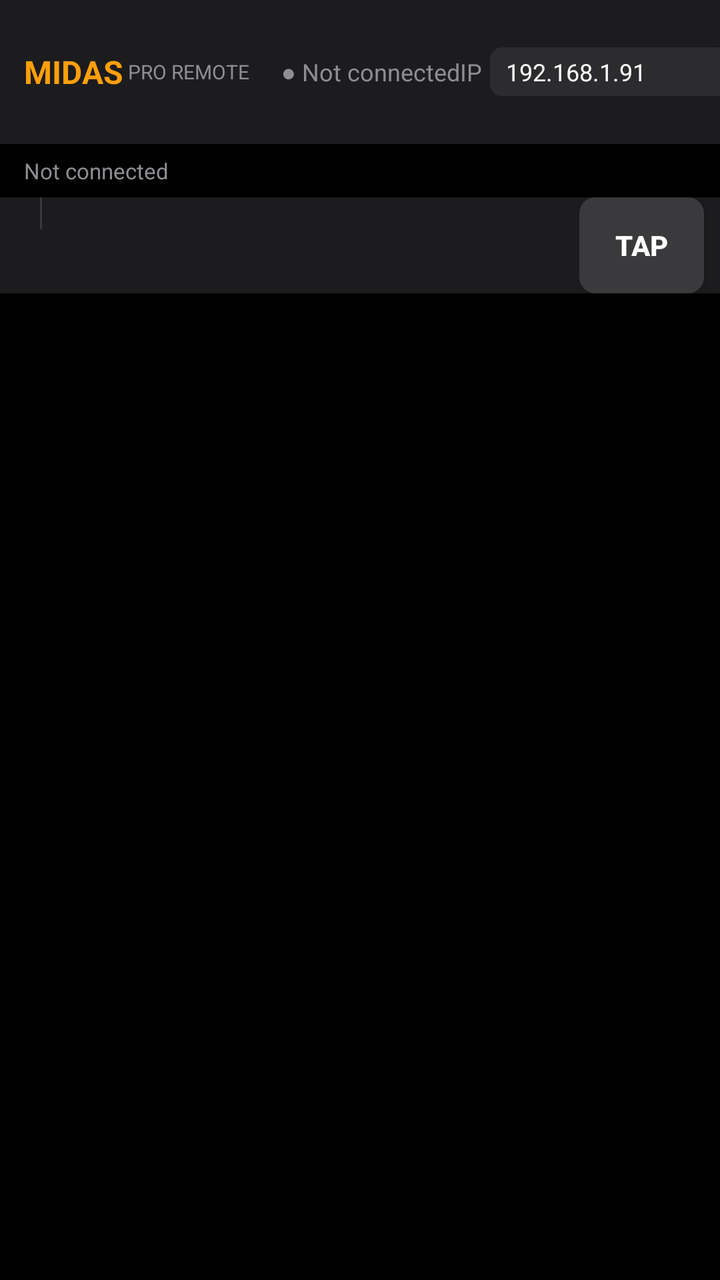
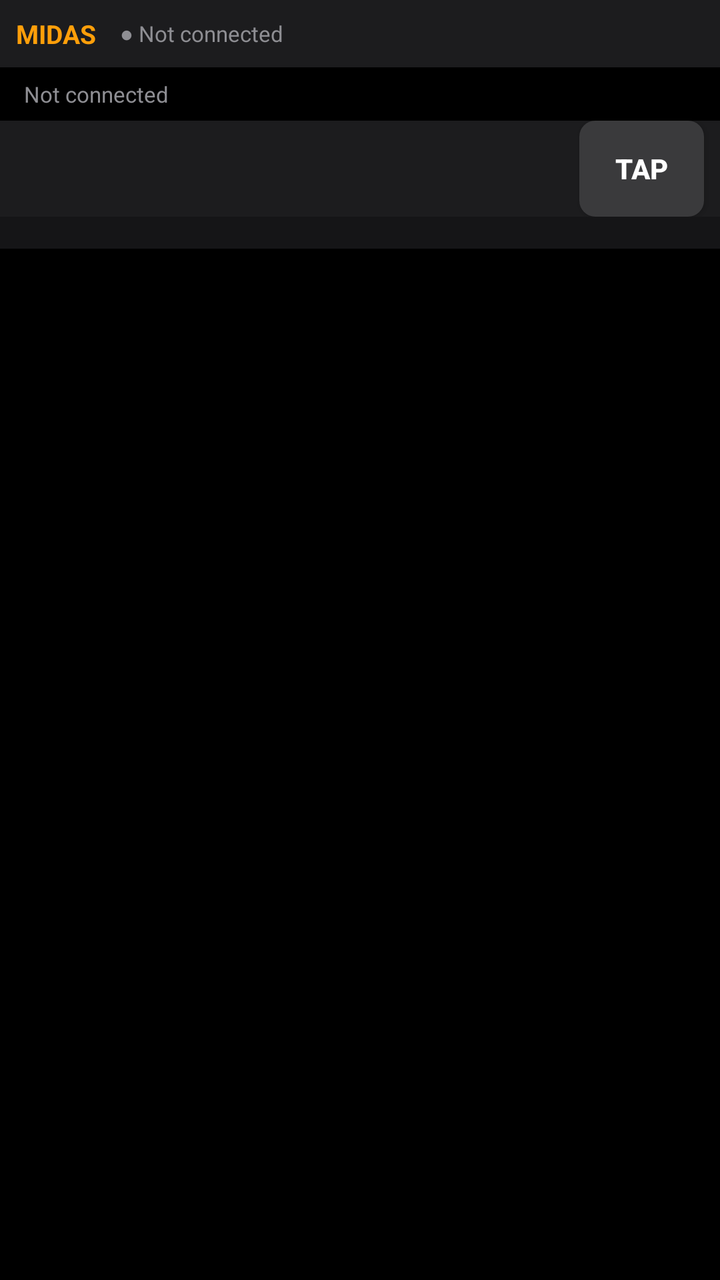

Screens rendered from an Android XML layout before and after an edit, with the pre-edit source and the edit as a unified diff.
<!-- AndroidManifest.xml: application theme Theme.AppCompat.DayNight -->
<!-- res/layout/activity_main.xml -->
<?xml version="1.0" encoding="utf-8"?>
<FrameLayout xmlns:android="http://schemas.android.com/apk/res/android"
    android:layout_width="match_parent"
    android:layout_height="match_parent"
    android:fitsSystemWindows="true">

<LinearLayout
    android:layout_width="match_parent"
    android:layout_height="match_parent"
    android:orientation="vertical"
    android:background="#000000">

    
    <HorizontalScrollView
        android:layout_width="match_parent"
        android:layout_height="wrap_content"
        android:scrollbars="none">

    <LinearLayout
        android:layout_width="wrap_content"
        android:layout_height="wrap_content"
        android:orientation="horizontal"
        android:background="#1c1c1e"
        android:padding="@dimen/top_bar_padding"
        android:gravity="center_vertical">

        <TextView
            android:layout_width="wrap_content"
            android:layout_height="wrap_content"
            android:text="MIDAS"
            android:textColor="#ff9f0a"
            android:textStyle="bold"
            android:textSize="16sp" />

        <TextView
            android:layout_width="wrap_content"
            android:layout_height="wrap_content"
            android:text=" PRO REMOTE"
            android:textColor="#8e8e93"
            android:textSize="10sp"
            android:layout_marginEnd="16dp" />

        <TextView
            android:id="@+id/textConnectionStatus"
            android:layout_width="wrap_content"
            android:layout_height="wrap_content"
            android:text="● Not connected"
            android:textColor="#8e8e93"
            android:textSize="12sp"
            android:layout_weight="1" />

        
        <Button
            android:id="@+id/btnChangeConnection"
            android:layout_width="wrap_content"
            android:layout_height="wrap_content"
            android:background="@drawable/console_button_background"
            android:text="Change"
            android:textSize="11sp"
            android:backgroundTint="#3a3a3c"
            android:textColor="#ffffff"
            android:visibility="gone" />

        <LinearLayout
            android:id="@+id/containerConnectForm"
            android:layout_width="wrap_content"
            android:layout_height="wrap_content"
            android:orientation="horizontal"
            android:gravity="center_vertical">

        <TextView
            android:layout_width="wrap_content"
            android:layout_height="wrap_content"
            android:text="IP"
            android:textColor="#8e8e93"
            android:textSize="12sp"
            android:layout_marginEnd="4dp" />

        <EditText
            android:id="@+id/editHost"
            android:layout_width="120dp"
            android:layout_height="wrap_content"
            android:background="@drawable/console_input_background"
            android:paddingStart="8dp"
            android:paddingEnd="8dp"
            android:paddingTop="4dp"
            android:paddingBottom="4dp"
            android:inputType="text"
            android:text="192.168.1.91"
            android:textColor="#ffffff"
            android:textSize="12sp" />

        <TextView
            android:layout_width="wrap_content"
            android:layout_height="wrap_content"
            android:text="Port"
            android:textColor="#8e8e93"
            android:textSize="12sp"
            android:layout_marginStart="12dp"
            android:layout_marginEnd="4dp" />

        <EditText
            android:id="@+id/editPort"
            android:layout_width="60dp"
            android:layout_height="wrap_content"
            android:background="@drawable/console_input_background"
            android:paddingStart="8dp"
            android:paddingEnd="8dp"
            android:paddingTop="4dp"
            android:paddingBottom="4dp"
            android:inputType="number"
            android:text="10000"
            android:textColor="#ffffff"
            android:textSize="12sp" />

        <Button
            android:id="@+id/btnConnect"
            android:layout_width="wrap_content"
            android:layout_height="wrap_content"
            android:layout_marginStart="12dp"
            android:background="@drawable/console_button_background"
            android:text="Connect"
            android:backgroundTint="#ff9f0a"
            android:textColor="#000000" />
        </LinearLayout>
    </LinearLayout>

    </HorizontalScrollView>

    <TextView
        android:id="@+id/textStatus"
        android:layout_width="match_parent"
        android:layout_height="wrap_content"
        android:background="#000000"
        android:paddingStart="12dp"
        android:paddingEnd="12dp"
        android:paddingTop="@dimen/status_text_v_padding"
        android:paddingBottom="@dimen/status_text_v_padding"
        android:text="Not connected"
        android:textColor="#8e8e93"
        android:textSize="11sp" />

    
    <LinearLayout
        android:layout_width="match_parent"
        android:layout_height="wrap_content"
        android:orientation="horizontal"
        android:background="#1c1c1e">

        <HorizontalScrollView
            android:layout_width="0dp"
            android:layout_height="wrap_content"
            android:layout_weight="1"
            android:scrollbars="none">

            <LinearLayout
                android:layout_width="wrap_content"
                android:layout_height="wrap_content"
                android:orientation="horizontal"
                android:gravity="center_vertical">

                <LinearLayout
                    android:id="@+id/modeButtonsRow"
                    android:layout_width="wrap_content"
                    android:layout_height="wrap_content"
                    android:orientation="horizontal"
                    android:padding="@dimen/bank_row_padding" />

                <LinearLayout
                    android:id="@+id/bankButtonsScroll"
                    android:layout_width="wrap_content"
                    android:layout_height="match_parent"
                    android:orientation="horizontal"
                    android:gravity="center_vertical">

                    <View
                        android:layout_width="1dp"
                        android:layout_height="20dp"
                        android:layout_marginStart="4dp"
                        android:layout_marginEnd="4dp"
                        android:background="#3a3a3c" />

                    <LinearLayout
                        android:id="@+id/bankButtonsRow"
                        android:layout_width="wrap_content"
                        android:layout_height="wrap_content"
                        android:orientation="horizontal"
                        android:padding="@dimen/bank_row_padding" />
                </LinearLayout>
            </LinearLayout>
        </HorizontalScrollView>

        <Button
            android:id="@+id/btnGlobalTap"
            android:layout_width="wrap_content"
            android:layout_height="wrap_content"
            android:layout_marginEnd="8dp"
            android:layout_gravity="center_vertical"
            android:background="@drawable/console_button_background"
            android:minWidth="0dp"
            android:paddingStart="18dp"
            android:paddingEnd="18dp"
            android:text="TAP"
            android:textStyle="bold"
            android:textColor="#ffffff"
            android:backgroundTint="#3a3a3c" />
    </LinearLayout>

    <HorizontalScrollView
        android:layout_width="match_parent"
        android:layout_height="0dp"
        android:layout_weight="1"
        android:background="#000000">

        <FrameLayout
            android:layout_width="wrap_content"
            android:layout_height="match_parent">

            <LinearLayout
                android:id="@+id/containerChannels"
                android:layout_width="wrap_content"
                android:layout_height="match_parent"
                android:orientation="horizontal"
                android:paddingStart="4dp"
                android:paddingEnd="4dp" />

            
            <LinearLayout
                android:id="@+id/containerMaster"
                android:layout_width="wrap_content"
                android:layout_height="match_parent"
                android:orientation="horizontal"
                android:paddingStart="4dp"
                android:paddingEnd="4dp"
                android:visibility="gone" />

            
            <LinearLayout
                android:id="@+id/containerAux"
                android:layout_width="wrap_content"
                android:layout_height="match_parent"
                android:orientation="horizontal"
                android:paddingStart="4dp"
                android:paddingEnd="4dp"
                android:visibility="gone" />

            
            <LinearLayout
                android:id="@+id/containerAuxBus"
                android:layout_width="wrap_content"
                android:layout_height="match_parent"
                android:orientation="horizontal"
                android:paddingStart="4dp"
                android:paddingEnd="4dp"
                android:visibility="gone" />

            
            <LinearLayout
                android:id="@+id/containerVca"
                android:layout_width="wrap_content"
                android:layout_height="match_parent"
                android:orientation="horizontal"
                android:paddingStart="4dp"
                android:paddingEnd="4dp"
                android:visibility="gone" />

            
            <LinearLayout
                android:id="@+id/containerMainOuts"
                android:layout_width="wrap_content"
                android:layout_height="match_parent"
                android:orientation="horizontal"
                android:paddingStart="4dp"
                android:paddingEnd="4dp"
                android:visibility="gone" />
        </FrameLayout>
    </HorizontalScrollView>

</LinearLayout>

    
    <FrameLayout
        android:id="@+id/channelDetailContainer"
        android:layout_width="match_parent"
        android:layout_height="match_parent"
        android:visibility="gone" />

</FrameLayout>
<!-- resources referenced by this layout -->
<resources>
  <dimen name="bank_row_padding">8dp</dimen>
  <dimen name="status_text_v_padding">6dp</dimen>
  <dimen name="top_bar_padding">12dp</dimen>
  <!-- drawable console_button_background (drawable) -->
  <?xml version="1.0" encoding="utf-8"?>
  <shape xmlns:android="http://schemas.android.com/apk/res/android">
      <solid android:color="#3a3a3c" />
      <corners android:radius="8dp" />
  </shape>
  <!-- drawable console_input_background (drawable) -->
  <?xml version="1.0" encoding="utf-8"?>
  <shape xmlns:android="http://schemas.android.com/apk/res/android">
      <solid android:color="#2c2c2e" />
      <corners android:radius="6dp" />
  </shape>
</resources>

<!-- the commit's change to res/layout/activity_main.xml (unified diff, before → after) -->
@@ -11,13 +11,8 @@
     android:background="#000000">
 
     
-    <HorizontalScrollView
+    <LinearLayout
         android:layout_width="match_parent"
-        android:layout_height="wrap_content"
-        android:scrollbars="none">
-
-    <LinearLayout
-        android:layout_width="wrap_content"
         android:layout_height="wrap_content"
         android:orientation="horizontal"
         android:background="#1c1c1e"
@@ -30,15 +25,8 @@
             android:text="MIDAS"
             android:textColor="#ff9f0a"
             android:textStyle="bold"
-            android:textSize="16sp" />
-
-        <TextView
-            android:layout_width="wrap_content"
-            android:layout_height="wrap_content"
-            android:text=" PRO REMOTE"
-            android:textColor="#8e8e93"
-            android:textSize="10sp"
-            android:layout_marginEnd="16dp" />
+            android:textSize="13sp"
+            android:layout_marginEnd="12dp" />
 
         <TextView
             android:id="@+id/textConnectionStatus"
@@ -46,86 +34,9 @@
             android:layout_height="wrap_content"
             android:text="● Not connected"
             android:textColor="#8e8e93"
-            android:textSize="12sp"
+            android:textSize="11sp"
             android:layout_weight="1" />
-
-        
-        <Button
-            android:id="@+id/btnChangeConnection"
-            android:layout_width="wrap_content"
-            android:layout_height="wrap_content"
-            android:background="@drawable/console_button_background"
-            android:text="Change"
-            android:textSize="11sp"
-            android:backgroundTint="#3a3a3c"
-            android:textColor="#ffffff"
-            android:visibility="gone" />
-
-        <LinearLayout
-            android:id="@+id/containerConnectForm"
-            android:layout_width="wrap_content"
-            android:layout_height="wrap_content"
-            android:orientation="horizontal"
-            android:gravity="center_vertical">
-
-        <TextView
-            android:layout_width="wrap_content"
-            android:layout_height="wrap_content"
-            android:text="IP"
-            android:textColor="#8e8e93"
-            android:textSize="12sp"
-            android:layout_marginEnd="4dp" />
-
-        <EditText
-            android:id="@+id/editHost"
-            android:layout_width="120dp"
-            android:layout_height="wrap_content"
-            android:background="@drawable/console_input_background"
-            android:paddingStart="8dp"
-            android:paddingEnd="8dp"
-            android:paddingTop="4dp"
-            android:paddingBottom="4dp"
-            android:inputType="text"
-            android:text="192.168.1.91"
-            android:textColor="#ffffff"
-            android:textSize="12sp" />
-
-        <TextView
-            android:layout_width="wrap_content"
-            android:layout_height="wrap_content"
-            android:text="Port"
-            android:textColor="#8e8e93"
-            android:textSize="12sp"
-            android:layout_marginStart="12dp"
-            android:layout_marginEnd="4dp" />
-
-        <EditText
-            android:id="@+id/editPort"
-            android:layout_width="60dp"
-            android:layout_height="wrap_content"
-            android:background="@drawable/console_input_background"
-            android:paddingStart="8dp"
-            android:paddingEnd="8dp"
-            android:paddingTop="4dp"
-            android:paddingBottom="4dp"
-            android:inputType="number"
-            android:text="10000"
-            android:textColor="#ffffff"
-            android:textSize="12sp" />
-
-        <Button
-            android:id="@+id/btnConnect"
-            android:layout_width="wrap_content"
-            android:layout_height="wrap_content"
-            android:layout_marginStart="12dp"
-            android:background="@drawable/console_button_background"
-            android:text="Connect"
-            android:backgroundTint="#ff9f0a"
-            android:textColor="#000000" />
-        </LinearLayout>
     </LinearLayout>
-
-    </HorizontalScrollView>
 
     <TextView
         android:id="@+id/textStatus"
@@ -154,40 +65,11 @@
             android:scrollbars="none">
 
             <LinearLayout
+                android:id="@+id/modeButtonsRow"
                 android:layout_width="wrap_content"
                 android:layout_height="wrap_content"
                 android:orientation="horizontal"
-                android:gravity="center_vertical">
-
-                <LinearLayout
-                    android:id="@+id/modeButtonsRow"
-                    android:layout_width="wrap_content"
-                    android:layout_height="wrap_content"
-                    android:orientation="horizontal"
-                    android:padding="@dimen/bank_row_padding" />
-
-                <LinearLayout
-                    android:id="@+id/bankButtonsScroll"
-                    android:layout_width="wrap_content"
-                    android:layout_height="match_parent"
-                    android:orientation="horizontal"
-                    android:gravity="center_vertical">
-
-                    <View
-                        android:layout_width="1dp"
-                        android:layout_height="20dp"
-                        android:layout_marginStart="4dp"
-                        android:layout_marginEnd="4dp"
-                        android:background="#3a3a3c" />
-
-                    <LinearLayout
-                        android:id="@+id/bankButtonsRow"
-                        android:layout_width="wrap_content"
-                        android:layout_height="wrap_content"
-                        android:orientation="horizontal"
-                        android:padding="@dimen/bank_row_padding" />
-                </LinearLayout>
-            </LinearLayout>
+                android:padding="@dimen/bank_row_padding" />
         </HorizontalScrollView>
 
         <Button
@@ -205,6 +87,22 @@
             android:textColor="#ffffff"
             android:backgroundTint="#3a3a3c" />
     </LinearLayout>
+
+    
+    <HorizontalScrollView
+        android:id="@+id/bankButtonsScroll"
+        android:layout_width="match_parent"
+        android:layout_height="wrap_content"
+        android:scrollbars="none"
+        android:background="#151517">
+
+        <LinearLayout
+            android:id="@+id/bankButtonsRow"
+            android:layout_width="wrap_content"
+            android:layout_height="wrap_content"
+            android:orientation="horizontal"
+            android:padding="@dimen/bank_row_padding" />
+    </HorizontalScrollView>
 
     <HorizontalScrollView
         android:layout_width="match_parent"
<!-- resource entries referenced after the edit -->
@@ -2,18 +2,12 @@
 <resources>
   <dimen name="bank_row_padding">8dp</dimen>
   <dimen name="status_text_v_padding">6dp</dimen>
-  <dimen name="top_bar_padding">12dp</dimen>
+  <dimen name="top_bar_padding">8dp</dimen>
   <!-- drawable console_button_background (drawable) -->
   <?xml version="1.0" encoding="utf-8"?>
   <shape xmlns:android="http://schemas.android.com/apk/res/android">
       <solid android:color="#3a3a3c" />
       <corners android:radius="8dp" />
   </shape>
-  <!-- drawable console_input_background (drawable) -->
-  <?xml version="1.0" encoding="utf-8"?>
-  <shape xmlns:android="http://schemas.android.com/apk/res/android">
-      <solid android:color="#2c2c2e" />
-      <corners android:radius="6dp" />
-  </shape>
 </resources>
 
